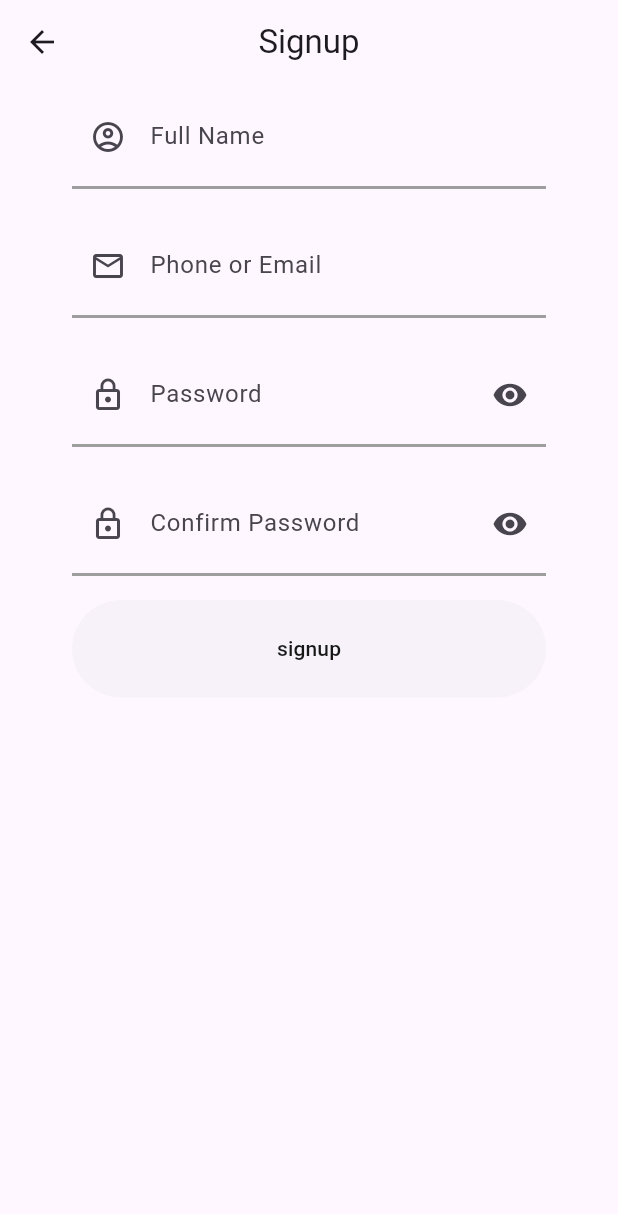
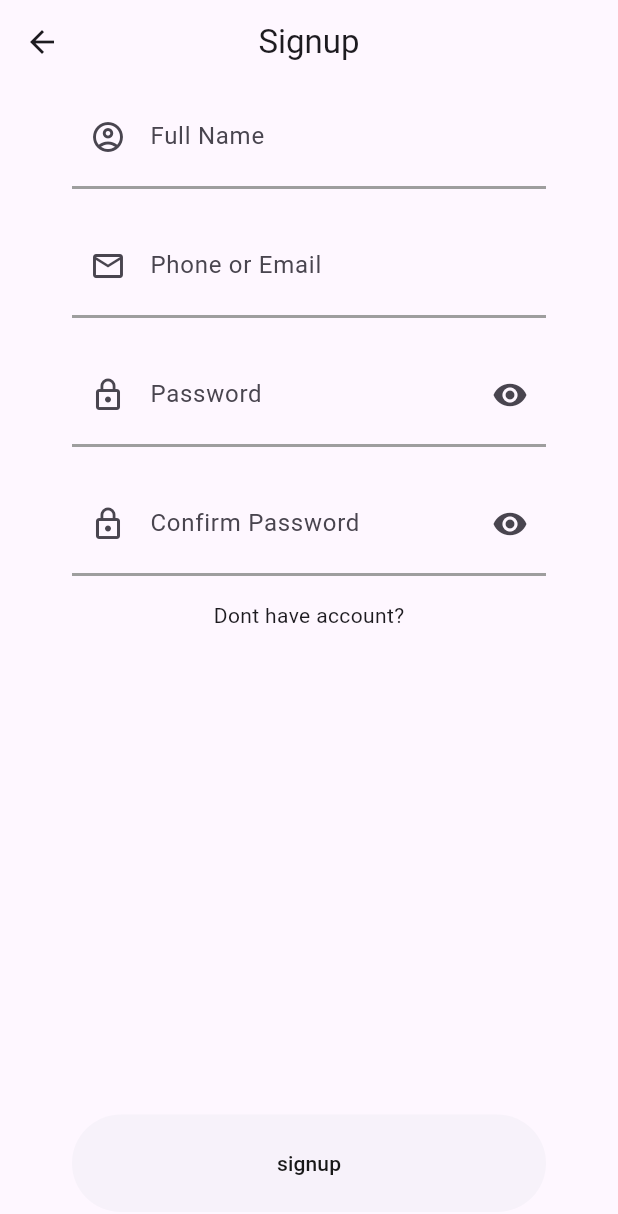
Before and after one commit to sjmagbanua/Barux, a Flutter app: the SignupPage screen opened by its route, on a phone screen of 412 x 824 dp. Shown: the top 1214 px of the screen. Run offline on Flutter 3.47's test engine with Material 3 defaults, Android fonts, the phone set to English and light mode, and no system bars; our stand-ins replace bloc, flutter_bloc, freezed_annotation, go_router, google_maps_flutter.

Commit message:
wrap blocprovider signupage & blocbuilder signupform

```diff
--- a/lib/pages/signup/view/signupForm.dart
+++ b/lib/pages/signup/view/signupForm.dart
@@ -1,13 +1,23 @@
+import 'package:barux/pages/signup/bloc/bloc.dart';
 import 'package:flutter/material.dart';
+import 'package:flutter_bloc/flutter_bloc.dart';
 
 class Signupform extends StatelessWidget {
   const Signupform({super.key});
 
   @override
   Widget build(BuildContext context) {
+    var bloc = context.read<SignupBloc>();
+    return BlocBuilder<SignupBloc, SingupState>(
+      builder: (context, state) {
         return Column(
           children: [
             TextFormField(
+              onChanged: (value) {
+                bloc.add(
+                  FullNameChanged(value),
+                );
+              },
               textAlign: TextAlign.left,
               decoration: InputDecoration(
                 fillColor: Colors.red,
@@ -22,6 +32,11 @@ class Signupform extends StatelessWidget {
                 vertical: 16,
               ),
               child: TextFormField(
+                onChanged: (value) {
+                  bloc.add(
+                    EmailChanged(value),
+                  );
+                },
                 textAlign: TextAlign.left,
                 decoration: InputDecoration(
                   fillColor: Colors.red,
@@ -33,6 +48,11 @@ class Signupform extends StatelessWidget {
               ),
             ),
             TextFormField(
+              onChanged: (value) {
+                bloc.add(
+                  PasswordChanged(value),
+                );
+              },
               textAlign: TextAlign.left,
               decoration: InputDecoration(
                 fillColor: Colors.red,
@@ -53,6 +73,11 @@ class Signupform extends StatelessWidget {
                 vertical: 16,
               ),
               child: TextFormField(
+                onChanged: (value) {
+                  bloc.add(
+                    ConfirmPasswordChanged(value),
+                  );
+                },
                 textAlign: TextAlign.left,
                 decoration: InputDecoration(
                   fillColor: Colors.red,
@@ -69,11 +94,10 @@ class Signupform extends StatelessWidget {
                 ),
               ),
             ),
-        ElevatedButton(
-          onPressed: () {},
-          child: Text('signup'),
-        ),
+            Text('Dont have account?'),
           ],
+        );
+      },
     );
   }
 }
--- a/lib/pages/signup/view/signupPage.dart
+++ b/lib/pages/signup/view/signupPage.dart
@@ -1,5 +1,7 @@
+import 'package:barux/pages/signup/bloc/bloc.dart';
 import 'package:barux/pages/signup/view/view.dart';
 import 'package:flutter/material.dart';
+import 'package:flutter_bloc/flutter_bloc.dart';
 
 class SignupPage extends StatelessWidget {
   static const route = '/signup';
@@ -7,15 +9,36 @@ class SignupPage extends StatelessWidget {
 
   @override
   Widget build(BuildContext context) {
-    return const Scaffold(
-      body: Column(
-        children: [
-          Signupappbar(),
-          Padding(
-            padding: EdgeInsets.symmetric(horizontal: 48),
-            child: Signupform(),
-          ),
-        ],
+    return BlocProvider(
+      create: (context) => SignupBloc(
+        initialState: SingupState(),
+      ),
+      child: const Scaffold(
+        body: CustomScrollView(
+          slivers: [
+            SliverToBoxAdapter(
+              child: Signupappbar(),
+            ),
+            SliverToBoxAdapter(
+              child: Padding(
+                padding: EdgeInsets.symmetric(
+                  horizontal: 48,
+                ),
+                child: Signupform(),
+              ),
+            ),
+            SliverFillRemaining(
+              hasScrollBody: false,
+              child: Padding(
+                padding: EdgeInsets.fromLTRB(48, 0, 48, 16),
+                child: Align(
+                  alignment: Alignment.bottomCenter,
+                  child: Signupfooter(),
+                ),
+              ),
+            )
+          ],
+        ),
       ),
     );
   }
```
Lines whose indentation alone changed are shown as unchanged.
